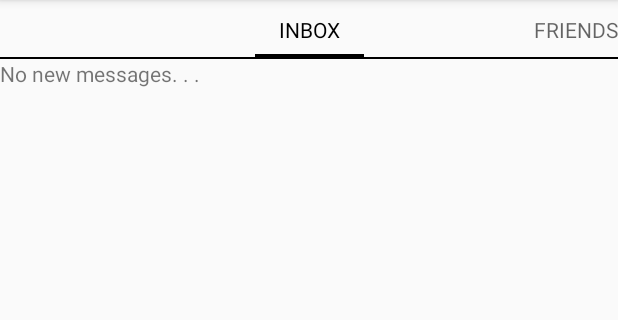
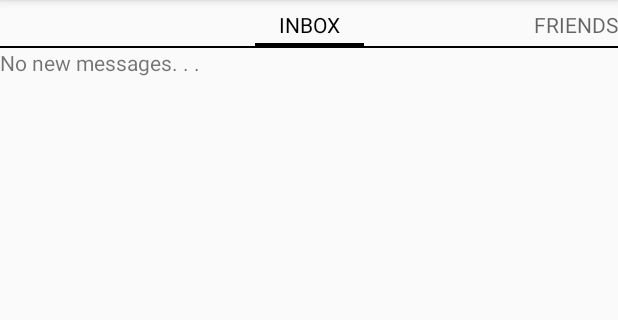
Before and after one commit to asvitzer/AndroidDevelopment, an Android app: the screen it shows after launch (MainActivity), on a phone screen of 412 x 824 dp, the part 84-404 px from its top. Run offline under Robolectric (Android 15) with nearby library versions, the phone set to English and light mode, and no system bars; libraries missing offline, so code that uses them is left out: com.parse; 4 statements that could not run were skipped.

Commit message:
Adding Relative Layout to Main Activity

```diff
--- a/SilentCircle/app/src/main/res/layout/activity_main.xml
+++ b/SilentCircle/app/src/main/res/layout/activity_main.xml
@@ -1,3 +1,9 @@
+<RelativeLayout xmlns:android="http://schemas.android.com/apk/res/android"
+                xmlns:tools="http://schemas.android.com/tools"
+                android:layout_width="match_parent"
+                android:layout_height="match_parent"
+                tools:context=".MainActivity$PlaceholderFragment">
+
     <android.support.v4.view.ViewPager xmlns:android="http://schemas.android.com/apk/res/android"
                                        xmlns:tools="http://schemas.android.com/tools"
                                        android:id="@+id/pager"
@@ -9,8 +15,12 @@
             android:layout_width="match_parent"
             android:layout_height="wrap_content"
             android:layout_gravity="top"
-        android:paddingBottom="10dp"
-        android:paddingTop="10dp"
-        android:textColor="#000000" />
+            android:paddingBottom="5dp"
+            android:paddingTop="5dp"
+            android:textColor="#000000">
+
+            </android.support.v4.view.PagerTabStrip>
 
     </android.support.v4.view.ViewPager>
+
+</RelativeLayout>
```
Lines whose indentation alone changed are shown as unchanged.
